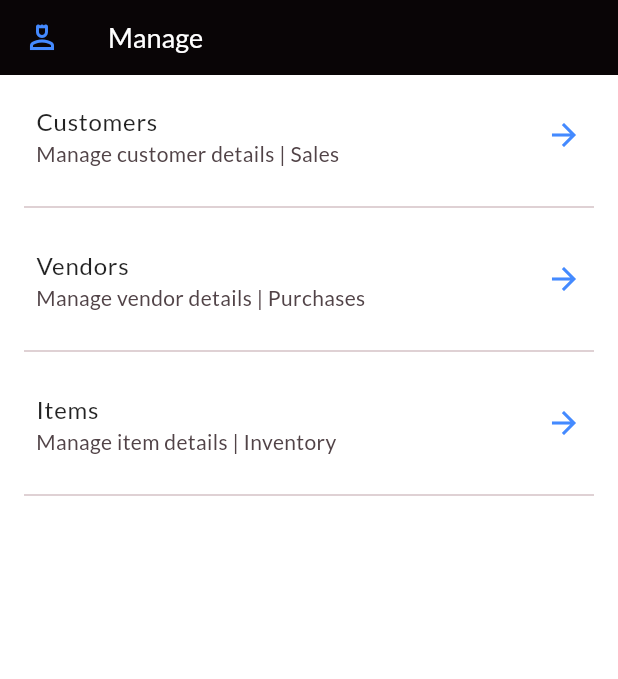
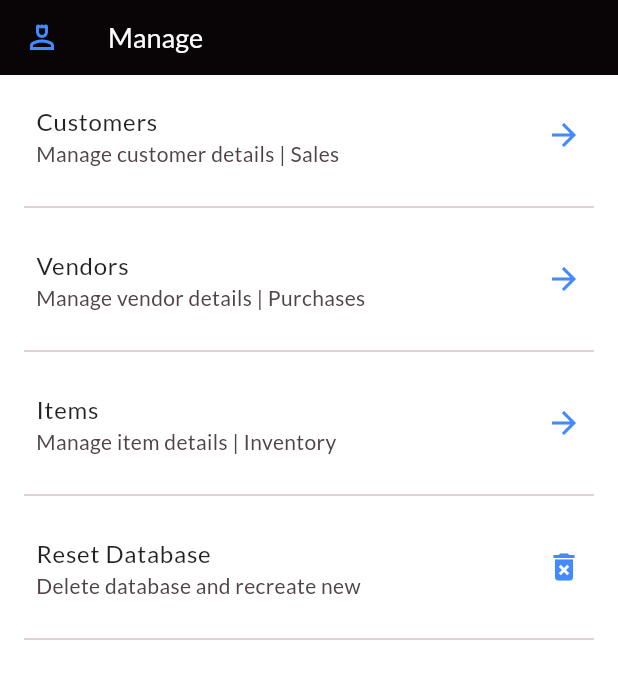
Before and after one commit to atketan/ease-mvp, a Flutter app: the ManageLandingPage screen opened directly, on a phone screen of 412 x 824 dp. Shown: the top 679 px of the screen. Run offline on Flutter 3.47's test engine with Material 3 defaults, Android fonts, the phone set to English and light mode, and no system bars; our stand-ins replace bloc, firebase_auth, firebase_core, flutter_bloc, flutter_typeahead, permission_handler and 1 more; missing offline and left inert: floating_action_bubble, numeric_keyboard; accounts and stored records are empty.

Commit message:
Add delete DB option in manage page

```diff
--- a/lib/features/manage/presentation/manage_landing_page.dart
+++ b/lib/features/manage/presentation/manage_landing_page.dart
@@ -1,3 +1,4 @@
+import 'package:ease/core/database/database_helper.dart';
 import 'package:ease/features/customers/presentation/customers_page.dart';
 import 'package:ease/features/items/presentation/items_page.dart';
 import 'package:ease/features/vendors/presentation/vendors_page.dart';
@@ -62,6 +63,15 @@ class ManageLandingPageState extends State<ManageLandingPage> {
               },
             ),
             Divider(),
+            ListTile(
+              title: Text("Reset Database"),
+              subtitle: Text("Delete database and recreate new"),
+              trailing: Icon(Icons.delete_forever),
+              onTap: () async {
+                await DatabaseHelper().deleteLocalDatabase();
+              },
+            ),
+            Divider(),
           ],
         ),
       ),
```
Also changed, not shown: lib/core/database/database_helper.dart (+7 -5 lines).
